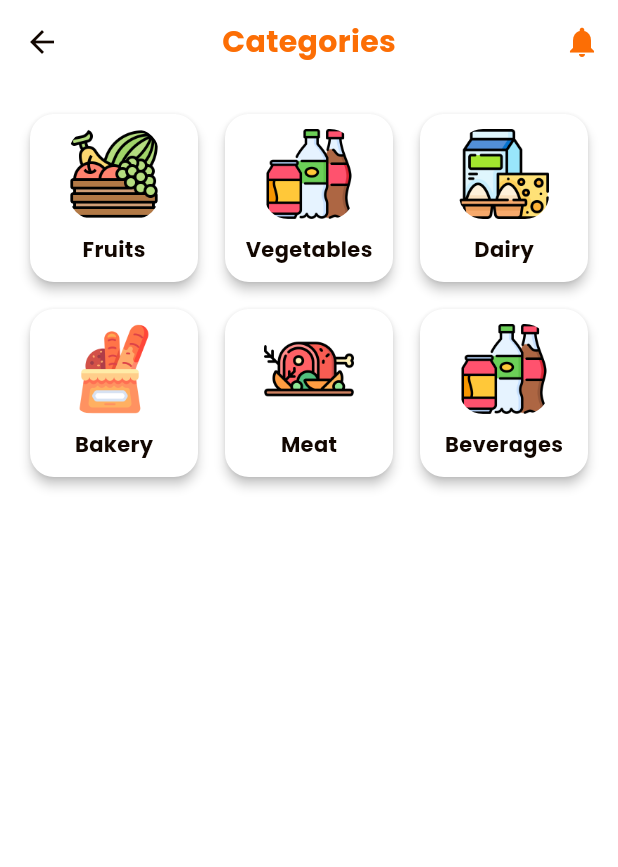
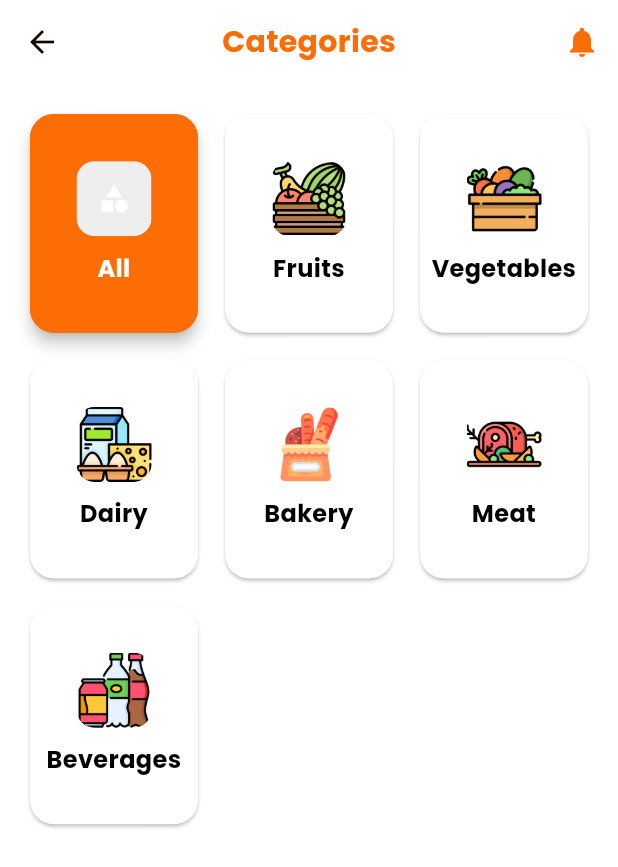
Before and after one commit to GitheTrunk/grocery, a Flutter app: the screen it shows after launch, after a tap on "See All", on a phone screen of 412 x 824 dp. Shown: the top 867 px of the screen. Run offline on Flutter 3.47's test engine with Material 3 defaults, Android fonts, the light colour scheme and no system bars; our stand-ins replace carousel_slider, get, google_fonts, salomon_bottom_bar.

Commit message:
fix and update for category paths

```diff
--- /dev/null
+++ b/lib/controllers/categories_controller.dart
@@ -0,0 +1,45 @@
+import 'package:flutter/material.dart';
+import 'package:get/get.dart';
+import 'package:grocery/models/category.dart';
+
+class CategoriesController extends GetxController {
+  final categories = <Category>[].obs;
+  var selectedCategory = 'All'.obs;
+  late ScrollController scrollController;
+
+  @override
+  void onInit() {
+    super.onInit();
+    loadCategories();
+    scrollController = ScrollController();
+  }
+
+  void loadCategories() {
+    categories.assignAll([
+      Category(name: 'All', imagePath: ''),
+      Category(name: 'Fruits', imagePath: 'assets/icons/categories/fruits.png'),
+      Category(
+        name: 'Vegetables',
+        imagePath: 'assets/icons/categories/vegetables.png',
+      ),
+      Category(
+        name: 'Dairy',
+        imagePath: 'assets/icons/categories/dairy-products.png',
+      ),
+      Category(name: 'Bakery', imagePath: 'assets/icons/categories/bakery.png'),
+      Category(name: 'Meat', imagePath: 'assets/icons/categories/meats.png'),
+      Category(
+        name: 'Beverages',
+        imagePath: 'assets/icons/categories/beverages.png',
+      ),
+    ]);
+  }
+
+  void selectCategory(String categoryName) {
+    selectedCategory.value = categoryName;
+    debugPrint('Selected category: $categoryName');
+  }
+
+  bool isSelected(String categoryName) =>
+      selectedCategory.value == categoryName;
+}
--- /dev/null
+++ b/lib/models/category.dart
@@ -0,0 +1,6 @@
+class Category {
+  final String name;
+  final String imagePath;
+
+  Category({required this.name, required this.imagePath});
+}
--- a/lib/views/categories_screen.dart
+++ b/lib/views/categories_screen.dart
@@ -1,6 +1,8 @@
 import 'package:flutter/material.dart';
+import 'package:get/get.dart';
 import 'package:grocery/widgets/appbar/custome_app_new.dart';
-import 'package:grocery/widgets/category/category_grid.dart';
+import 'package:grocery/controllers/categories_controller.dart';
+import 'package:grocery/widgets/category/category_card.dart';
 
 class CategoriesScreen extends StatefulWidget {
   const CategoriesScreen({super.key});
@@ -10,6 +12,16 @@ class CategoriesScreen extends StatefulWidget {
 }
 
 class _CategoriesState extends State<CategoriesScreen> {
+  late final CategoriesController controller =
+      Get.isRegistered<CategoriesController>()
+      ? Get.find<CategoriesController>()
+      : Get.put(CategoriesController());
+
+  @override
+  void initState() {
+    super.initState();
+  }
+
   @override
   Widget build(BuildContext context) {
     return GestureDetector(
@@ -23,47 +35,35 @@ class _CategoriesState extends State<CategoriesScreen> {
                 Navigator.pushNamed(context, '/notications');
               },
             ),
-            //  SliverToBoxAdapter(
-            //     child: Padding(
-            //       padding: const EdgeInsets.all(16.0),
-            //       child: Text(
-            //         'Browse by Category',
-            //         style: Theme.of(context).textTheme.headlineSmall?.copyWith(
-            //               fontWeight: FontWeight.bold,
-            //             ),
-            //       ),
-            //     ),
-            //   ),
-            SliverToBoxAdapter(
-              child: CategoryGrid(
-                categories: [
-                  {
-                    'image': 'assets/icons/categories/fruits.png',
-                    'categoryName': 'Fruits',
-                  },
-                  {
-                    'image': 'assets/icons/categories/beverages.png',
-                    'categoryName': 'Vegetables',
-                  },
-                  {
-                    'image': 'assets/icons/categories/dairy-products.png',
-                    'categoryName': 'Dairy',
-                  },
-                  {
-                    'image': 'assets/icons/categories/bakery.png',
-                    'categoryName': 'Bakery',
-                  },
-                  {
-                    'image': 'assets/icons/categories/meats.png',
-                    'categoryName': 'Meat',
-                  },
-                  {
-                    'image': 'assets/icons/categories/beverages.png',
-                    'categoryName': 'Beverages',
-                  },
-                ],
-              ),
-            ),
+            Obx(() {
+              final cats = controller.categories;
+              return SliverPadding(
+                padding: const EdgeInsets.all(16.0),
+                sliver: SliverGrid(
+                  delegate: SliverChildBuilderDelegate((context, index) {
+                    final category = cats[index];
+                    final categoryName = category.name;
+                    return Obx(() {
+                      final selected =
+                          controller.selectedCategory.value == categoryName;
+                      return CategoryCard(
+                        key: ValueKey(categoryName),
+                        image: category.imagePath,
+                        categoryName: categoryName,
+                        isSeleted: selected,
+                        onTap: () => controller.selectCategory(categoryName),
+                      );
+                    });
+                  }, childCount: cats.length),
+                  gridDelegate: const SliverGridDelegateWithFixedCrossAxisCount(
+                    crossAxisCount: 3,
+                    crossAxisSpacing: 10,
+                    mainAxisSpacing: 10,
+                    childAspectRatio: 0.78,
+                  ),
+                ),
+              );
+            }),
           ],
         ),
       ),
--- a/lib/views/home_screen.dart
+++ b/lib/views/home_screen.dart
@@ -1,6 +1,9 @@
 import 'package:flutter/material.dart';
+import 'package:get/get.dart';
+import 'package:grocery/controllers/categories_controller.dart';
 import 'package:grocery/controllers/home_controller.dart';
 import 'package:grocery/widgets/appbar/custom_appbar.dart';
+import 'package:grocery/widgets/category/category_row.dart';
 import 'package:grocery/widgets/product/product_grid.dart';
 import 'package:grocery/widgets/search_bar.dart' as custom_widgets;
 import 'package:grocery/widgets/slider/card_slider.dart';
@@ -16,6 +19,7 @@ class HomeScreen extends StatefulWidget {
 class _HomeScreenState extends State<HomeScreen> {
   @override
   Widget build(BuildContext context) {
+    final controller = Get.put(CategoriesController());
     return GestureDetector(
       onTap: () => FocusScope.of(context).unfocus(),
       child: Scaffold(
@@ -47,7 +51,9 @@ class _HomeScreenState extends State<HomeScreen> {
               ),
             ),
             SliverToBoxAdapter(
-              child: Padding(
+              child: Column(
+                children: [
+                  Padding(
                     padding: const EdgeInsets.all(16.0),
                     child: Row(
                       mainAxisAlignment: MainAxisAlignment.spaceBetween,
@@ -64,6 +70,17 @@ class _HomeScreenState extends State<HomeScreen> {
                         ),
                       ],
                     ),
+                  ),
+                  Obx(
+                    () => CategoryRow(
+                      catgories: controller.categories,
+                      onCategorySelected: (categoryName) {
+                        controller.selectCategory(categoryName);
+                      },
+                      selectedCategory: controller.selectedCategory.value,
+                    ),
+                  ),
+                ],
               ),
             ),
             SliverToBoxAdapter(
--- a/lib/widgets/category/category_card.dart
+++ b/lib/widgets/category/category_card.dart
@@ -1,44 +1,114 @@
 import 'package:flutter/material.dart';
 
-class CategoryCard extends StatelessWidget {
+class CategoryCard extends StatefulWidget {
   final String image;
   final String categoryName;
+  final bool isSeleted;
+  final bool isCompact;
   final VoidCallback? onTap;
 
   const CategoryCard({
     super.key,
     required this.image,
     required this.categoryName,
+    this.isSeleted = false,
+    this.isCompact = false,
     this.onTap,
   });
 
   @override
+  State<CategoryCard> createState() => _CategoryCardState();
+}
+
+class _CategoryCardState extends State<CategoryCard> {
+  @override
   Widget build(BuildContext context) {
-    return GestureDetector(
-      onTap: onTap,
-      child: Card(
-        color: Theme.of(context).colorScheme.onPrimary,
-        elevation: 3,
-        shape: RoundedRectangleBorder(borderRadius: BorderRadius.circular(16)),
-        child: Column(
-          crossAxisAlignment: CrossAxisAlignment.center,
-          children: [
-            SizedBox(height: 10.0),
-            ClipRRect(
-              borderRadius: BorderRadius.all(Radius.circular(16.0)),
-              child: Image.asset(
-                image,
-                fit: BoxFit.cover,
-                height: 60,
-                width: 60,
+    final imageWidget = ClipRRect(
+      borderRadius: const BorderRadius.all(Radius.circular(12.0)),
+      child: (widget.image.isNotEmpty)
+          ? Image.asset(
+              widget.image,
+              fit: BoxFit.cover,
+              height: widget.isCompact ? 30 : 50,
+              width: widget.isCompact ? 30 : 50,
+              errorBuilder: (context, error, stackTrace) => Container(
+                height: widget.isCompact ? 20 : 50,
+                width: widget.isCompact ? 20 : 50,
+                color: Colors.black,
+                child: Icon(
+                  Icons.image_not_supported,
+                  size: widget.isCompact ? 18 : 22,
+                  color: Colors.grey[500],
+                ),
+              ),
+            )
+          : Container(
+              height: widget.isCompact ? 30 : 50,
+              width: widget.isCompact ? 30 : 50,
+              color: Colors.grey[200],
+              child: Icon(
+                Icons.category,
+                size: widget.isCompact ? 16 : 22,
+                color: widget.isSeleted
+                    ? Theme.of(context).colorScheme.onPrimary
+                    : Colors.black,
               ),
             ),
-            const SizedBox(height: 10.0),
-            Text(
-              categoryName,
-              style: const TextStyle(fontSize: 14, fontWeight: FontWeight.w600),
-            ),
-          ],
+    );
+    final textWidget = Flexible(
+      child: Text(
+        widget.categoryName,
+        style: TextStyle(
+          fontSize: widget.isCompact ? 12 : 16,
+          fontWeight: FontWeight.w600,
+          color: widget.isSeleted
+              ? Theme.of(context).colorScheme.onPrimary
+              : Colors.black,
+        ),
+        textAlign: TextAlign.center,
+        maxLines: 1,
+        overflow: TextOverflow.ellipsis,
+      ),
+    );
+    return Card(
+      color: widget.isSeleted
+          ? Theme.of(context).colorScheme.primary
+          : Colors.white,
+      elevation: widget.isSeleted ? 4 : 1,
+      shape: RoundedRectangleBorder(
+        borderRadius: BorderRadius.circular(16),
+        side: widget.isSeleted
+            ? BorderSide(color: Theme.of(context).colorScheme.primary, width: 2)
+            : BorderSide.none,
+      ),
+      child: InkWell(
+        borderRadius: BorderRadius.circular(16),
+        onTap: widget.onTap,
+        child: Padding(
+          padding: EdgeInsets.symmetric(
+            vertical: widget.isCompact ? 8 : 0,
+            horizontal: widget.isCompact ? 12 : 0,
+          ),
+          child: AnimatedSwitcher(
+            duration: const Duration(milliseconds: 250),
+            child: widget.isCompact
+                ? Row(
+                    mainAxisSize: MainAxisSize.min,
+                    children: [
+                      imageWidget,
+                      const SizedBox(width: 10),
+                      textWidget,
+                    ],
+                  )
+                : Column(
+                    mainAxisSize: MainAxisSize.min,
+                    children: [
+                      imageWidget,
+                      const SizedBox(height: 10),
+                      textWidget,
+                    ],
+                  ),
+          ),
         ),
       ),
     );
--- a/lib/widgets/category/category_grid.dart
+++ b/lib/widgets/category/category_grid.dart
@@ -1,32 +1,47 @@
 import 'package:flutter/material.dart';
+import 'package:get/get.dart';
+import 'package:grocery/controllers/categories_controller.dart';
+import 'package:grocery/models/category.dart';
 import 'package:grocery/widgets/category/category_card.dart';
 
-class CategoryGrid extends StatelessWidget {
-  final List<Map<String, String>> categories;
+class CategoryGrid extends StatefulWidget {
+  final List<Category> categories;
   const CategoryGrid({super.key, required this.categories});
 
   @override
+  State<CategoryGrid> createState() => _CategoryGridState();
+}
+
+class _CategoryGridState extends State<CategoryGrid> {
+  String? selectedCategory;
+  @override
   Widget build(BuildContext context) {
+    final controller = Get.find<CategoriesController>();
     return GridView.builder(
       padding: const EdgeInsets.all(16.0),
-      itemCount: categories.length,
+      itemCount: widget.categories.length,
       shrinkWrap: true,
       physics: const NeverScrollableScrollPhysics(),
-      gridDelegate: const SliverGridDelegateWithFixedCrossAxisCount(
-        crossAxisCount: 3,
+      gridDelegate: SliverGridDelegateWithFixedCrossAxisCount(
+        crossAxisCount: 4,
         crossAxisSpacing: 10,
         mainAxisSpacing: 10,
         childAspectRatio: 1.0,
       ),
       itemBuilder: (context, index) {
-        final category = categories[index];
-        return CategoryCard(
-          image: category['image']!,
-          categoryName: category['categoryName']!,
-          onTap: () {
-            debugPrint('Category ${category['categoryName']} tapped');
-          },
-        );
+        final category = widget.categories[index];
+        final categoryName = category.name;
+        return Obx(() {
+          final isSelected = controller.selectedCategory.value == categoryName;
+          return CategoryCard(
+            image: category.imagePath,
+            categoryName: categoryName,
+            isSeleted: isSelected,
+            onTap: () {
+              controller.selectCategory(categoryName);
+            },
+          );
+        });
       },
     );
   }
--- /dev/null
+++ b/lib/widgets/category/category_row.dart
@@ -0,0 +1,40 @@
+import 'package:flutter/material.dart';
+import 'package:grocery/models/category.dart';
+import 'package:grocery/widgets/category/category_card.dart';
+
+class CategoryRow extends StatelessWidget {
+  final List<Category> catgories;
+  final String selectedCategory;
+  final Function(String) onCategorySelected;
+  const CategoryRow({
+    super.key,
+    required this.catgories,
+    required this.selectedCategory,
+    required this.onCategorySelected,
+  });
+
+  @override
+  Widget build(BuildContext context) {
+    return SizedBox(
+      height: 60,
+      child: ListView.separated(
+        scrollDirection: Axis.horizontal,
+        padding: const EdgeInsets.symmetric(horizontal: 16),
+        itemCount: catgories.length,
+        separatorBuilder: (_, _) => const SizedBox(width: 8),
+        itemBuilder: (context, index) {
+          final category = catgories[index];
+          final isSelected = category.name == selectedCategory;
+
+          return CategoryCard(
+            image: category.imagePath,
+            categoryName: category.name,
+            isSeleted: isSelected,
+            isCompact: true,
+            onTap: () => onCategorySelected(category.name),
+          );
+        },
+      ),
+    );
+  }
+}
--- a/pubspec.yaml
+++ b/pubspec.yaml
@@ -22,7 +22,7 @@ dependencies:
 dev_dependencies:
   flutter_test:
     sdk: flutter
-  flutter_lints: ^5.0.0
+  flutter_lints: ^6.0.0
   flutter_launcher_icons: ^0.14.4
 
 
```
Also changed, not shown: pubspec.lock. Lines whose indentation alone changed are shown as unchanged.
